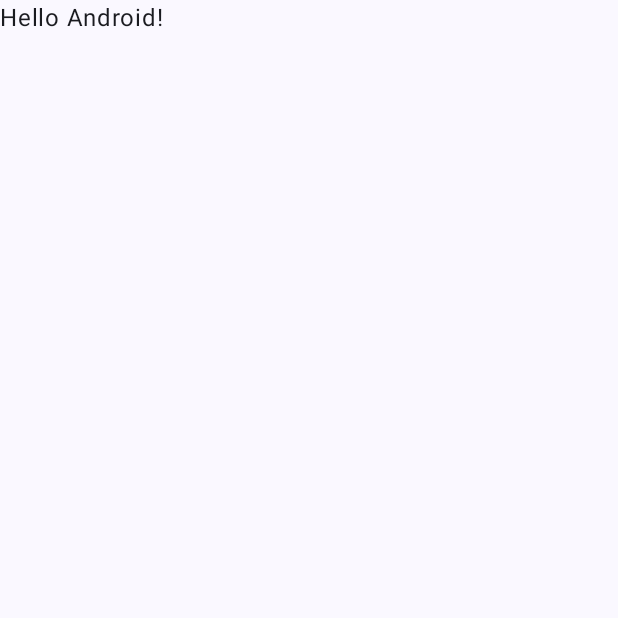
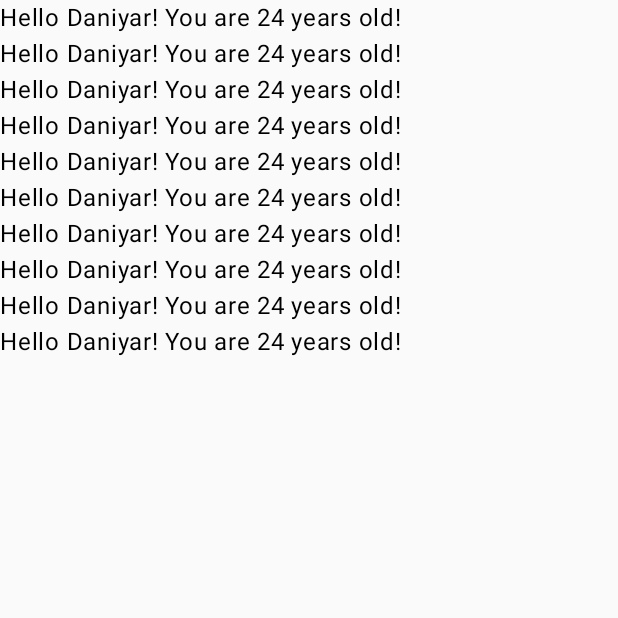
Before and after one commit to DaniyarS/My-Compose-Application, an Android app built with Jetpack Compose: the screen it shows after launch (MainActivity), on a phone screen of 412 x 824 dp, the top half of it. Before the commit the part shown is almost empty. Run offline under Robolectric (Android 15) with nearby library versions, the phone set to English and light mode, and no system bars.

```diff
--- a/app/src/main/java/com/dslam/mycomposeapplication/MainActivity.kt
+++ b/app/src/main/java/com/dslam/mycomposeapplication/MainActivity.kt
@@ -3,41 +3,41 @@ package com.dslam.mycomposeapplication
 import android.os.Bundle
 import androidx.activity.ComponentActivity
 import androidx.activity.compose.setContent
+import androidx.compose.foundation.layout.Column
 import androidx.compose.foundation.layout.fillMaxSize
 import androidx.compose.material3.MaterialTheme
 import androidx.compose.material3.Surface
 import androidx.compose.material3.Text
 import androidx.compose.runtime.Composable
 import androidx.compose.ui.Modifier
+import androidx.compose.ui.graphics.Color
 import androidx.compose.ui.tooling.preview.Preview
 import com.dslam.mycomposeapplication.ui.theme.MyComposeApplicationTheme
 
 class MainActivity : ComponentActivity() {
     override fun onCreate(savedInstanceState: Bundle?) {
         super.onCreate(savedInstanceState)
-        setContent {
-            MyComposeApplicationTheme {
-                // A surface container using the 'background' color from the theme
-                Surface(modifier = Modifier.fillMaxSize(), color = MaterialTheme.colorScheme.background) {
-                    Greeting("Android")
+        setContent(
+            content = {
+                MyComposeApplicationTheme {
+                    UserInfo(name = "Daniyar", age = 24)
                 }
             }
+        )
+    }
+}
+
+@Composable
+private fun UserInfo(name: String, age: Int) {
+    Column {
+        repeat(10) {
+            Text(text = "Hello $name! You are $age years old!")
         }
     }
 }
 
-@Composable
-fun Greeting(name: String, modifier: Modifier = Modifier) {
-    Text(
-        text = "Hello $name!",
-        modifier = modifier
-    )
-}
-
 @Preview(showBackground = true)
 @Composable
-fun GreetingPreview() {
-    MyComposeApplicationTheme {
-        Greeting("Android")
-    }
+fun GreetingUser() {
+    UserInfo(name = "Daniyar", age = 12)
 }
```
